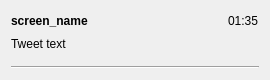
This is lib/twitrrerr/ui/tweet.ui in nilsding/twitrrerr as Qt 5 draws it before an edit. The edited form follows.
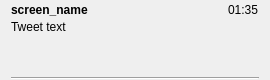
This is the edited form.

Patch:
```diff
--- a/lib/twitrrerr/ui/tweet.ui
+++ b/lib/twitrrerr/ui/tweet.ui
@@ -20,6 +20,15 @@
    <string>Form</string>
   </property>
   <layout class="QVBoxLayout" name="verticalLayout">
+   <property name="spacing">
+    <number>0</number>
+   </property>
+   <property name="topMargin">
+    <number>0</number>
+   </property>
+   <property name="bottomMargin">
+    <number>0</number>
+   </property>
    <item>
     <layout class="QHBoxLayout" name="horizontalLayout">
      <item>
```
